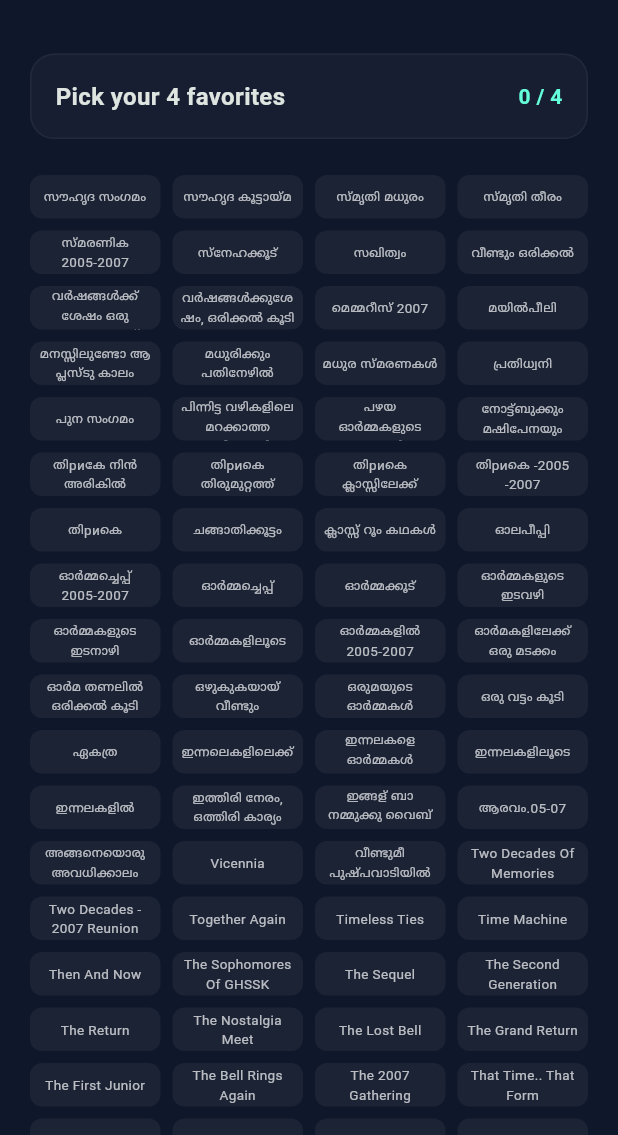
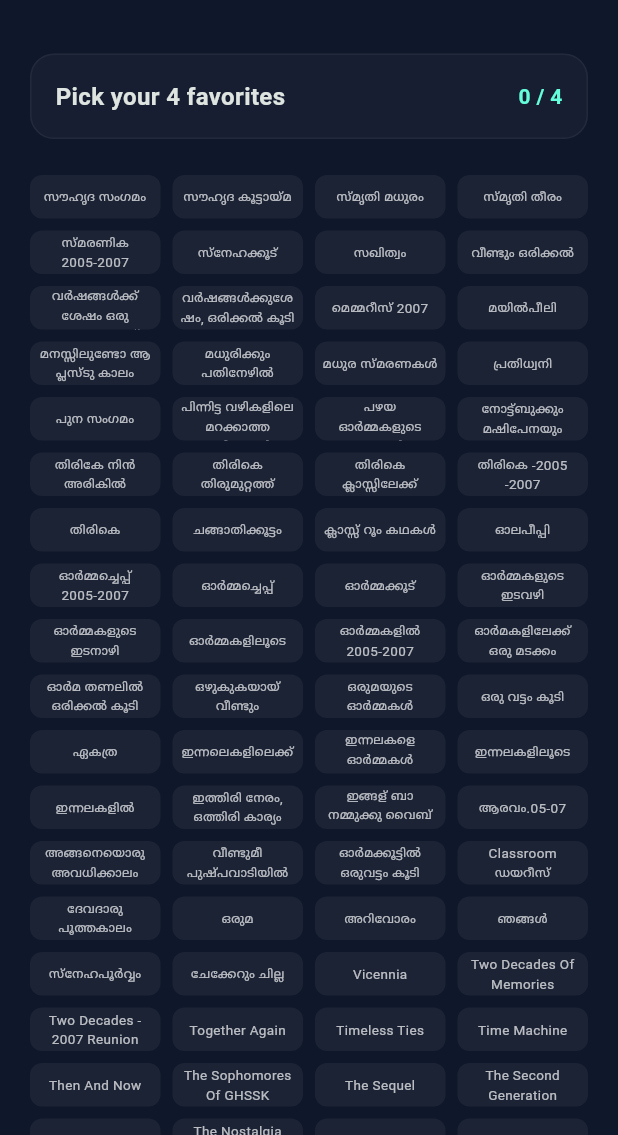
Before and after one commit to ishaque-dev/survey, a Flutter app: the screen it shows after launch, on a phone screen of 412 x 824 dp, the part 101-1236 px from its top. Run offline on Flutter 3.47's test engine with Material 3 defaults, Android fonts, the light colour scheme and no system bars; our stand-ins replace cloud_firestore, firebase_auth, firebase_core; accounts and stored records are empty.

```diff
--- a/lib/main.dart
+++ b/lib/main.dart
@@ -78,39 +78,124 @@ class SurveyPage extends StatefulWidget {
 
 class _SurveyPageState extends State<SurveyPage> {
   final List<String> _options = [
-    'സൗഹൃദ സംഗമം', 'സൗഹൃദ കൂട്ടായ്മ', 'സ്മൃതി മധുരം', 'സ്മൃതി തീരം',
-    'സ്മരണിക 2005-2007', 'സ്നേഹക്കൂട്', 'സഖിത്വം', 'വീണ്ടും ഒരിക്കൽ',
-    'വർഷങ്ങൾക്ക് ശേഷം ഒരു ഒന്നന്നര വരവ്', 'വർഷങ്ങൾക്കുശേഷം, ഒരിക്കൽ കൂടി',
-    'മെമ്മറീസ് 2007', 'മയിൽ‌പീലി', 'മനസ്സിലുണ്ടോ ആ പ്ലസ്ടു കാലം',
-    'മധുരിക്കും പതിനേഴിൽ', 'മധുര സ്മരണകൾ', 'പ്രതിധ്വനി', 'പുന സംഗമം',
-    'പിന്നിട്ട വഴികളിലെ മറക്കാത്ത ഓർമ്മകൾ', 'പഴയ ഓർമ്മകളുടെ ഒച്ചകൾ',
-    'നോട്ട്ബുക്കും മഷിപേനയും', 'തിриകേ നിൻ അരികിൽ', 'തിриകെ തിരുമുറ്റത്ത്',
-    'തിриകെ ക്ലാസ്സിലേക്ക്', 'തിриകെ -2005 -2007', 'തിриകെ', 'ചങ്ങാതിക്കൂട്ടം',
-    'ക്ലാസ്സ്‌ റൂം കഥകൾ', 'ഓലപീപ്പി', 'ഓർമ്മച്ചെപ്പ് 2005-2007', 'ഓർമ്മച്ചെപ്പ്',
-    'ഓർമ്മക്കൂട്', 'ഓർമ്മകളുടെ ഇടവഴി', 'ഓർമ്മകളുടെ ഇടനാഴി', 'ഓർമ്മകളിലൂടെ',
-    'ഓർമ്മകളിൽ 2005-2007', 'ഓർമകളിലേക്ക് ഒരു മടക്കം', 'ഓർമ തണലിൽ ഒരിക്കൽ കൂടി',
-    'ഒഴുകുകയായ് വീണ്ടും', 'ഒരുമയുടെ ഓർമ്മകൾ', 'ഒരു വട്ടം കൂടി', 'ഏകത്ര',
-    'ഇന്നലെകളിലെക്ക്', 'ഇന്നലകളെ ഓർമ്മകൾ 2005-2007', 'ഇന്നലകളിലൂടെ',
-    'ഇന്നലകളിൽ', 'ഇത്തിരി നേരം, ഒത്തിരി കാര്യം', 'ഇങ്ങള് ബാ നമ്മുക്കു വൈബ് ആക്കാം',
-    'ആരവം.05-07', 'അങ്ങനെയൊരു അവധിക്കാലം', 'Vicennia', 'വീണ്ടുമീ പുഷ്പവാടിയിൽ',
-    'Two Decades Of Memories', 'Two Decades - 2007 Reunion', 'Together Again',
-    'Timeless Ties', 'Time Machine', 'Then And Now', 'The Sophomores Of GHSSK',
-    'The Sequel', 'The Second Generation', 'The Return', 'The Nostalgia Meet',
-    'The Lost Bell', 'The Grand Return', 'The First Junior',
-    'The Bell Rings Again', 'The 2007 Gathering', 'That Time.. That Form',
-    'Soulbound', 'Second Wave', 'Rewind 2005.2007', 'Reunite 20',
-    'Re-Connect \'07', 'Plus 2❤️', 'Philautia', 'Petals Come Together',
-    'ഓർമക്കൂട്ടിൽ ഒരുവട്ടം കൂടി', 'Old Is Gold',
-    'Millennials\' Homecoming:Edition 2005-2007', 'Millennial Gen',
-    'Millenials: Back To The Batch (2005-2007)', 'Millenial 2026',
-    'Ice Cream Memories', 'Golden Reunion', 'Flashback 20 -', 'Rewind Plustwo',
-    'Evergreen Memories', 'Era \'07 To Now....', 'Echoes Of 2007',
-    'Crazy After 20 Years', 'Classroom ഡയറീസ്', 'Classmates 2', 'Chill Mode On',
-    'Beyound Years', 'Bench Mark', 'Batchmate\'S Day', 'Batch 07: Unwind',
-    'Back To The Hallways- 20 Year Re- Union', 'Back To The Bench',
-    'Back To Schooldays', 'Back To GHSSK', 'Back To Bench.',
-    'Back To Bench Buddies.....Chapter One', 'A Lot Of Things For A While',
-    '90\'Kids', '20 Years Later', 'ദേവദാരു പൂത്തകാലം', 'ഒരുമ', 'Arivoram'
+    // Malayalam
+    "സൗഹൃദ സംഗമം",
+    "സൗഹൃദ കൂട്ടായ്മ",
+    "സ്മൃതി മധുരം",
+    "സ്മൃതി തീരം",
+    "സ്മരണിക 2005-2007",
+    "സ്നേഹക്കൂട്",
+    "സഖിത്വം",
+    "വീണ്ടും ഒരിക്കൽ",
+    "വർഷങ്ങൾക്ക് ശേഷം ഒരു ഒന്നന്നര വരവ്",
+    "വർഷങ്ങൾക്കുശേഷം, ഒരിക്കൽ കൂടി",
+    "മെമ്മറീസ് 2007",
+    "മയിൽ‌പീലി",
+    "മനസ്സിലുണ്ടോ ആ പ്ലസ്ടു കാലം",
+    "മധുരിക്കും പതിനേഴിൽ",
+    "മധുര സ്മരണകൾ",
+    "പ്രതിധ്വനി",
+    "പുന സംഗമം",
+    "പിന്നിട്ട വഴികളിലെ മറക്കാത്ത ഓർമ്മകൾ",
+    "പഴയ ഓർമ്മകളുടെ ഒച്ചകൾ",
+    "നോട്ട്ബുക്കും മഷിപേനയും",
+    "തിരികേ നിൻ അരികിൽ",
+    "തിരികെ തിരുമുറ്റത്ത്",
+    "തിരികെ ക്ലാസ്സിലേക്ക്",
+    "തിരികെ -2005 -2007",
+    "തിരികെ",
+    "ചങ്ങാതിക്കൂട്ടം",
+    "ക്ലാസ്സ്‌ റൂം കഥകൾ",
+    "ഓലപീപ്പി",
+    "ഓർമ്മച്ചെപ്പ് 2005-2007",
+    "ഓർമ്മച്ചെപ്പ്",
+    "ഓർമ്മക്കൂട്",
+    "ഓർമ്മകളുടെ ഇടവഴി",
+    "ഓർമ്മകളുടെ ഇടനാഴി",
+    "ഓർമ്മകളിലൂടെ",
+    "ഓർമ്മകളിൽ 2005-2007",
+    "ഓർമകളിലേക്ക് ഒരു മടക്കം",
+    "ഓർമ തണലിൽ ഒരിക്കൽ കൂടി",
+    "ഒഴുകുകയായ് വീണ്ടും",
+    "ഒരുമയുടെ ഓർമ്മകൾ",
+    "ഒരു വട്ടം കൂടി",
+    "ഏകത്ര",
+    "ഇന്നലെകളിലെക്ക്",
+    "ഇന്നലകളെ ഓർമ്മകൾ 2005-2007",
+    "ഇന്നലകളിലൂടെ",
+    "ഇന്നലകളിൽ",
+    "ഇത്തിരി നേരം, ഒത്തിരി കാര്യം",
+    "ഇങ്ങള് ബാ നമ്മുക്കു വൈബ് ആക്കാം",
+    "ആരവം.05-07",
+    "അങ്ങനെയൊരു അവധിക്കാലം",
+    "വീണ്ടുമീ പുഷ്പവാടിയിൽ",
+    "ഓർമക്കൂട്ടിൽ ഒരുവട്ടം കൂടി",
+    "Classroom ഡയറീസ്",
+    "ദേവദാരു പൂത്തകാലം",
+    "ഒരുമ",
+    "അറിവോരം",
+    "ഞങ്ങൾ",
+    "സ്നേഹപൂർവ്വം",
+    "ചേക്കേറും ചില്ല",
+
+    // English
+    "Vicennia",
+    "Two Decades Of Memories",
+    "Two Decades - 2007 Reunion",
+    "Together Again",
+    "Timeless Ties",
+    "Time Machine",
+    "Then And Now",
+    "The Sophomores Of GHSSK",
+    "The Sequel",
+    "The Second Generation",
+    "The Return",
+    "The Nostalgia Meet",
+    "The Lost Bell",
+    "The Grand Return",
+    "The First Junior",
+    "The Bell Rings Again",
+    "The 2007 Gathering",
+    "That Time.. That Form",
+    "Soulbound",
+    "Second Wave",
+    "Rewind 2005.2007",
+    "Reunite 20",
+    "Re-Connect '07",
+    "Plus 2❤️",
+    "Philautia",
+    "Petals Come Together",
+    "Old Is Gold",
+    "Millennials' Homecoming:Edition 2005-2007",
+    "Millennial Gen",
+    "Millenials: Back To The Batch (2005-2007)",
+    "Millenial 2026",
+    "Ice Cream Memories",
+    "Golden Reunion",
+    "Flashback 20 -",
+    "Rewind Plustwo",
+    "Evergreen Memories",
+    "Era '07 To Now....",
+    "Echoes Of 2007",
+    "Crazy After 20 Years",
+    "Classmates 2.0",
+    "Chill Mode On",
+    "Beyound Years",
+    "Bench Mark",
+    "Batchmate'S Day",
+    "Batch 07: Unwind",
+    "Back To The Hallways- 20 Year Re- Union",
+    "Back To The Bench",
+    "Back To Schooldays",
+    "Back To GHSSK",
+    "Back To Bench.",
+    "Back To Bench Buddies.....Chapter One",
+    "A Lot Of Things For A While",
+    "90'Kids",
+    "20 Years Later – Epanénosi",
+    "20 Years Later",
+    "Two decades one bond",
+    "Rewind20",
   ];
 
   final Set<String> _selectedOptions = {};
```
Also changed, not shown: 2 other files.
